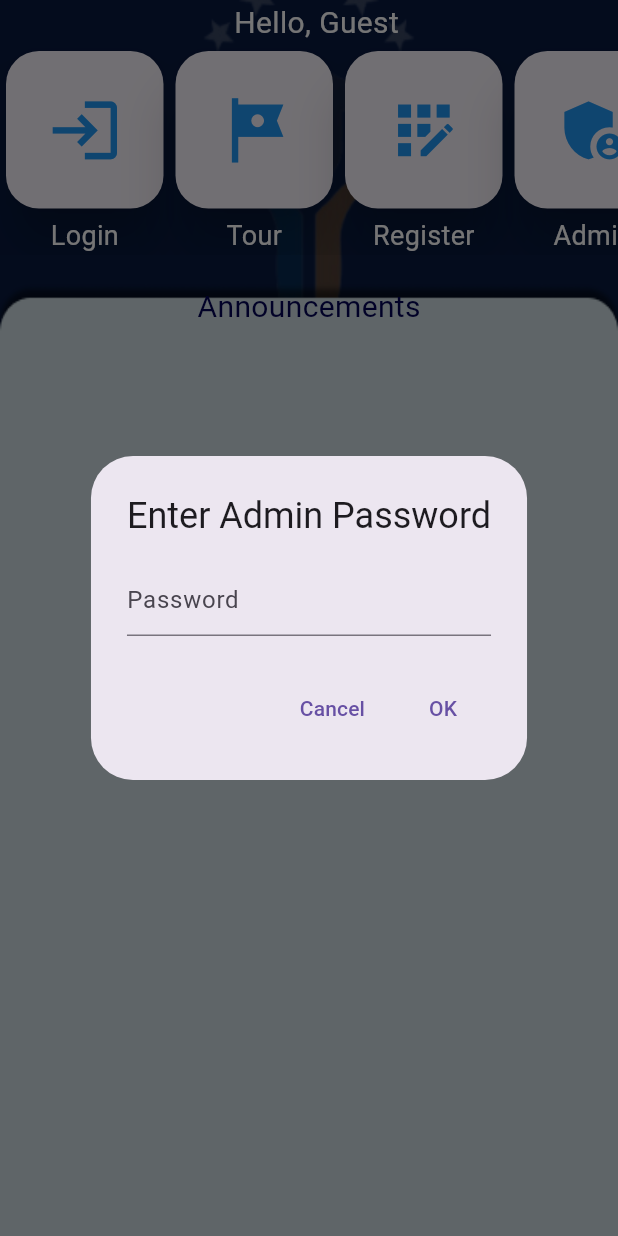
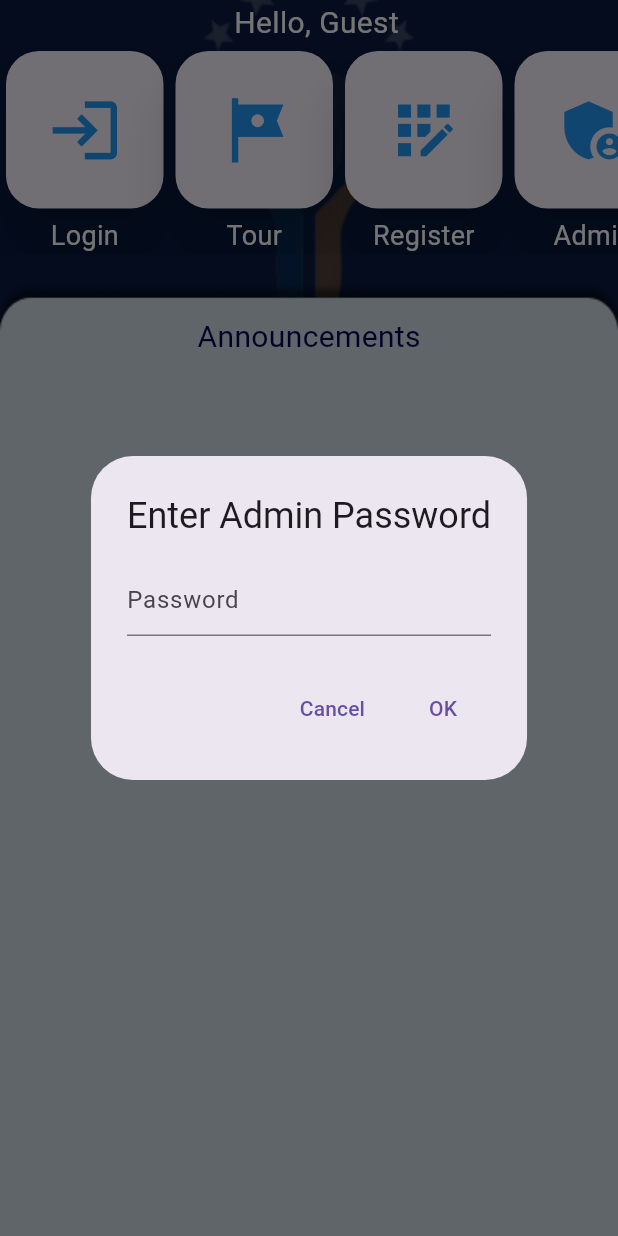
Before and after one commit to Ramzeus-svg/etqan, a Flutter app: the screen it shows after launch, after a tap on the "admin panel settings" icon, on a phone screen of 412 x 824 dp. Run offline on Flutter 3.47's test engine with Material 3 defaults, Android fonts, the phone set to English and light mode, and no system bars; our stand-ins replace cloud_firestore, firebase_auth, firebase_core, firebase_storage, shared_preferences; accounts and stored records are empty; Roboto replaces fonts that are missing (sans-serif-black).

Commit message:
IOS Compatability

```diff
--- a/lib/admin_page.dart
+++ b/lib/admin_page.dart
@@ -1,6 +1,8 @@
 import 'package:flutter/material.dart';
 
 class AdminPage extends StatelessWidget {
+  const AdminPage({super.key});
+
 
 
   @override
--- a/lib/firebase_initializer.dart
+++ b/lib/firebase_initializer.dart
@@ -11,15 +11,16 @@ class FirebaseInitializer {
 
     if (Firebase.apps.isEmpty) {
       await Firebase.initializeApp(
-        options: FirebaseOptions(
+        name:"Etqan",
+        options: const FirebaseOptions(
             apiKey: "AIzaSyA9xV4MuX4_HIkNCRWy2dNOgRRfDPa8cw0",
             authDomain: "etqan-center.firebaseapp.com",
             databaseURL: "https://etqan-center-default-rtdb.europe-west1.firebasedatabase.app",
             projectId: "etqan-center",
             storageBucket: "etqan-center.appspot.com",
             messagingSenderId: "277429609000",
-          appId: "1:277429609000:web:907d2bd40e028c7e104b1d",
-          measurementId: "G-3HVEVDW1J3",
+            appId: "1:277429609000:web:bc2aa6591bdd1d44104b1d",
+            measurementId: "G-72MJ3Y2X2G"
         ),
       );
       print('Firebase initialized');
--- a/lib/main.dart
+++ b/lib/main.dart
@@ -1,9 +1,8 @@
 import 'package:flutter/material.dart';
 import 'package:flutter/services.dart';
-import 'firebase_initializer.dart';
-import 'package:shared_preferences/shared_preferences.dart';
 import 'package:firebase_core/firebase_core.dart';
 import 'package:cloud_firestore/cloud_firestore.dart';
+import 'package:shared_preferences/shared_preferences.dart';
 
 import 'login_page.dart';
 import 'admin_page.dart';
@@ -12,17 +11,40 @@ import 'tour_page.dart';
 import 'about_page.dart';
 import 'user_page.dart';
 
-Future<void> main() async {
+void main() async {
   WidgetsFlutterBinding.ensureInitialized();
-  await FirebaseInitializer.initialize();
-  final initialPage = await getInitialPage();
-  runApp(MyApp(homePage: initialPage));
+
+  try {
+    // Check if any Firebase apps have already been initialized
+    if (Firebase.apps.isEmpty) {
+      print("Initializing Firebase...");
+      await Firebase.initializeApp(
+        name:"Etqan",
+        options: FirebaseOptions(
+            apiKey: "AIzaSyA9xV4MuX4_HIkNCRWy2dNOgRRfDPa8cw0",
+            authDomain: "etqan-center.firebaseapp.com",
+            databaseURL: "https://etqan-center-default-rtdb.europe-west1.firebasedatabase.app",
+            projectId: "etqan-center",
+            storageBucket: "etqan-center.appspot.com",
+            messagingSenderId: "277429609000",
+            appId: "1:277429609000:web:bc2aa6591bdd1d44104b1d",
+            measurementId: "G-72MJ3Y2X2G"
+        ),
+      );
+      print("Firebase initialized successfully.");
+    } else {
+      print("Firebase already initialized.");
+    }
+
+    runApp(MyApp(homePage: await getInitialPage()));
+  } catch (e) {
+    print('Error initializing Firebase: $e');
+  }
 }
 
 Future<Widget> getInitialPage() async {
   SharedPreferences prefs = await SharedPreferences.getInstance();
   bool rememberMe = prefs.getBool('rememberMe') ?? false;
-
   if (rememberMe) {
     String? email = prefs.getString('email');
     if (email != null) {
@@ -41,7 +63,6 @@ class MyApp extends StatelessWidget {
   Widget build(BuildContext context) {
     return MaterialApp(
       home: homePage,
-      debugShowCheckedModeBanner: false,
     );
   }
 }
@@ -56,7 +77,6 @@ class MyHomePage extends StatefulWidget {
 class _MyHomePageState extends State<MyHomePage> {
   final FirebaseFirestore _firestore = FirebaseFirestore.instance;
   List<CustomListItem> items = [];
-  bool isLoading = true;
 
   @override
   void initState() {
@@ -64,19 +84,16 @@ class _MyHomePageState extends State<MyHomePage> {
     fetchDataFromFirestore();
   }
 
-  Future<void> fetchDataFromFirestore() async {
-    try {
-      final querySnapshot = await _firestore.collection('Paragraphs').get();
+  void fetchDataFromFirestore() {
+    _firestore.collection('Paragraphs').get().then((querySnapshot) {
+      for (var doc in querySnapshot.docs) {
         setState(() {
-        items = querySnapshot.docs.map((doc) => CustomListItem(doc['Name'], doc['Content'])).toList();
-        isLoading = false;
-      });
-    } catch (error) {
-      print('Error getting documents: $error');
-      setState(() {
-        isLoading = false;
+          items.add(CustomListItem(doc['Name'], doc['Content']));
         });
       }
+    }).catchError((error) {
+      print('Error getting documents: $error');
+    });
   }
 
   void showPasswordDialog() {
@@ -136,6 +153,7 @@ class _MyHomePageState extends State<MyHomePage> {
 
   @override
   Widget build(BuildContext context) {
+    // Hides the status bar and makes the app fullscreen
     SystemChrome.setEnabledSystemUIMode(SystemUiMode.immersiveSticky);
 
     return Scaffold(
@@ -148,9 +166,7 @@ class _MyHomePageState extends State<MyHomePage> {
             fit: BoxFit.fill,
           ),
         ),
-        child: LayoutBuilder(
-          builder: (context, constraints) {
-            return SingleChildScrollView(
+        child: SingleChildScrollView(
           child: Column(
             children: <Widget>[
               Container(
@@ -165,7 +181,7 @@ class _MyHomePageState extends State<MyHomePage> {
                 ),
               ),
               SizedBox(
-                    height: constraints.maxHeight - 30.0,
+                height: MediaQuery.of(context).size.height - 60.0,
                 child: Column(
                   children: <Widget>[
                     SingleChildScrollView(
@@ -181,7 +197,7 @@ class _MyHomePageState extends State<MyHomePage> {
                       ),
                     ),
                     Container(
-                          margin: const EdgeInsets.only(top: 20.0, left: 0.0),
+                      margin: const EdgeInsets.only(top: 40.0, left: 0.0),
                       child: const Text(
                         'Announcements',
                         style: TextStyle(
@@ -190,9 +206,7 @@ class _MyHomePageState extends State<MyHomePage> {
                         ),
                       ),
                     ),
-                        isLoading
-                            ? Center(child: CircularProgressIndicator())
-                            : Expanded(
+                    Expanded(
                       child: ListView.builder(
                         padding: const EdgeInsets.only(top: 20.0),
                         itemCount: items.length,
@@ -231,16 +245,14 @@ class _MyHomePageState extends State<MyHomePage> {
               ),
             ],
           ),
-            );
-          },
         ),
       ),
     );
   }
 
   Widget buildCard(BuildContext context, IconData icon, String text, dynamic page) {
-    double cardWidth = MediaQuery.of(context).size.width * 0.25;
-    double cardHeight = cardWidth;
+    double cardWidth = MediaQuery.of(context).size.width * 0.25; // Adjust card width based on screen size
+    double cardHeight = cardWidth; // Keep height same as width
 
     return Column(
       children: <Widget>[
@@ -258,7 +270,7 @@ class _MyHomePageState extends State<MyHomePage> {
               child: GestureDetector(
                 onTap: () {
                   if (text == 'Admin') {
-                    showPasswordDialog(); // Call the function directly
+                    page(); // showPasswordDialog function call
                   } else {
                     Navigator.push(
                       context,
@@ -268,8 +280,8 @@ class _MyHomePageState extends State<MyHomePage> {
                 },
                 child: Icon(
                   icon,
-                  size: cardWidth * 0.5,
-                  color: Colors.blue,
+                  size: cardWidth * 0.5, // Adjust icon size based on card width
+                  color: Colors.blue, // Change the icon color if needed
                 ),
               ),
             ),
--- a/lib/tour_page.dart
+++ b/lib/tour_page.dart
@@ -1,6 +1,8 @@
 import 'package:flutter/material.dart';
 
 class TourPage extends StatelessWidget {
+  const TourPage({super.key});
+
 
 
   @override
```
Also changed, not shown: lib/about_page.dart (+5 -3 lines), lib/login_page.dart (+23 -21 lines), lib/register_page.dart (+19 -17 lines), lib/user_page.dart (+32 -26 lines), pubspec.yaml (+0 -70 lines), pubspec.lock, 2 other files. Lines whose indentation alone changed are shown as unchanged.
